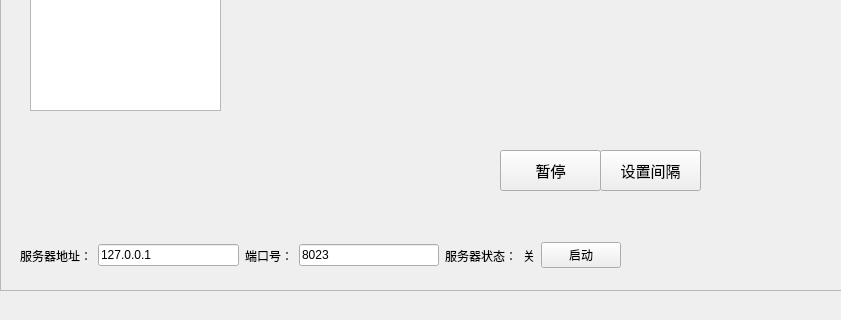
Before: the Qt Designer form server/server_qt.ui in kevin2li/network_protocol_design, drawn with Qt 5; both pictures show x 0 to 841 and y 399 to 719 of the 1078 by 719 pixel window.
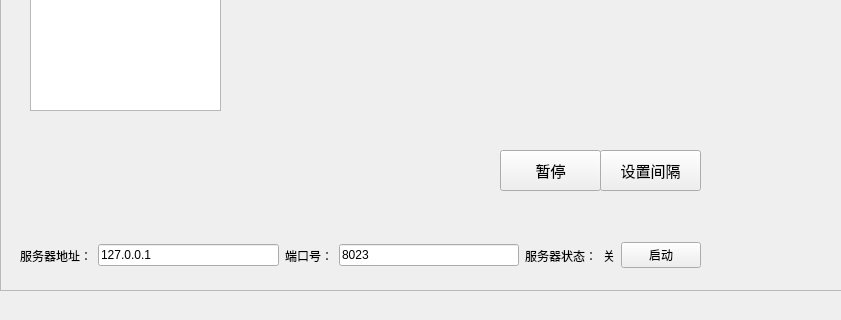
After: the same form once the commit is applied.

What changed in the file:
```diff
--- a/server/server_qt.ui
+++ b/server/server_qt.ui
@@ -195,7 +195,7 @@
       <rect>
        <x>20</x>
        <y>620</y>
-       <width>601</width>
+       <width>681</width>
        <height>31</height>
       </rect>
      </property>
```
